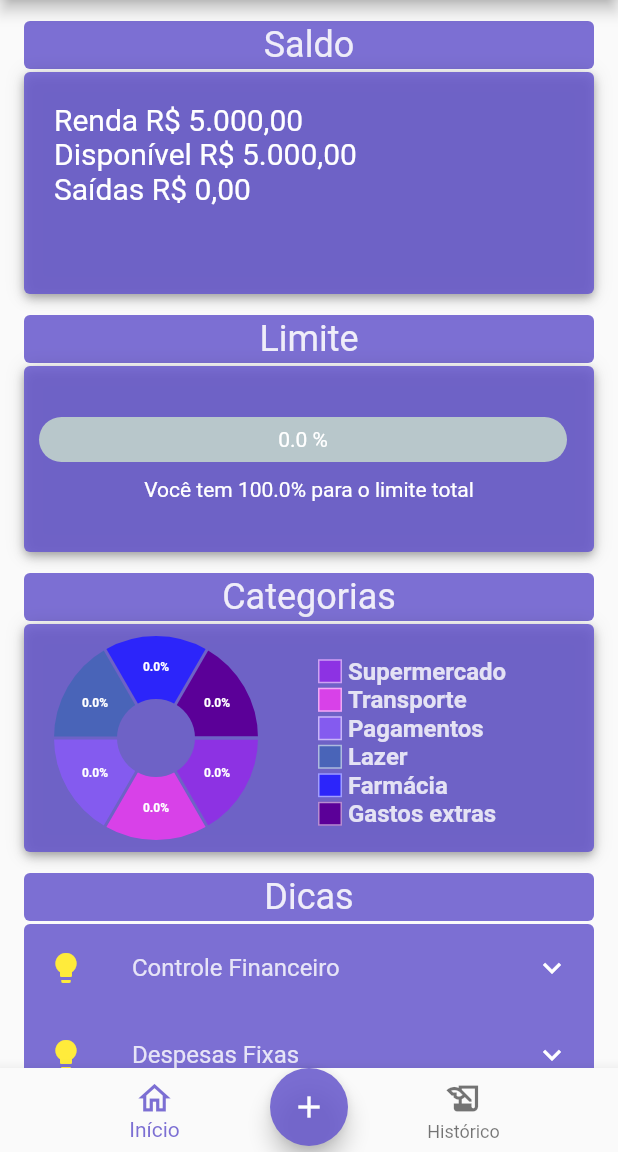
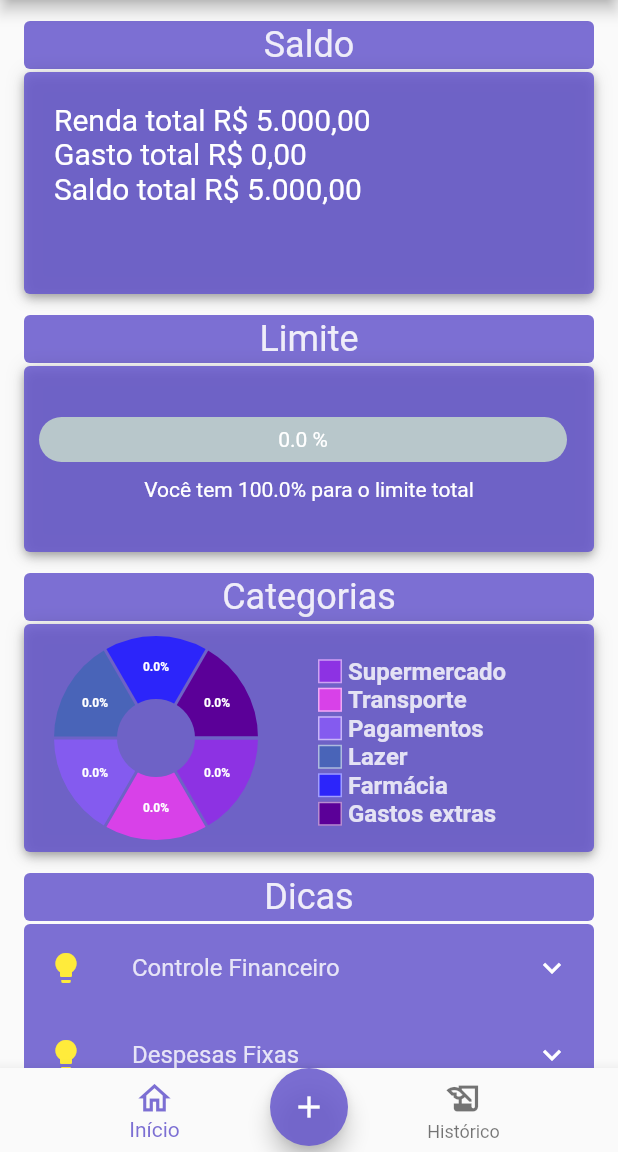
Before and after one commit to proz-tecnologia/PIT03GP06, a Flutter app: the screen it shows once a user with an empty profile is signed in, on a phone screen of 412 x 824 dp, the part 84-1236 px from its top. Run offline on Flutter 3.47's test engine with Material 2 defaults, Android fonts, the phone set to English and light mode, and no system bars; drawn by our look-alikes of fl_chart, percent_indicator; our stand-ins replace brasil_fields, cloud_firestore, currency_text_input_formatter, firebase_auth, firebase_core, google_fonts and 1 more; accounts and stored records are empty.

Commit message:
Definição dos valores renomeados

```diff
--- a/lib/src/view/home/widgets/bodywidgets/balances.dart
+++ b/lib/src/view/home/widgets/bodywidgets/balances.dart
@@ -60,20 +60,20 @@ class _BalancesState extends State<Balances> {
                   child: Column(
                     crossAxisAlignment: CrossAxisAlignment.start,
                     children: [
-                      Text("Renda ${value.renda.formatBRL}",
+                      Text("Renda total ${value.renda.formatBRL}",
                           style: const TextStyle(
                             color: Colors.white,
                             fontSize: 20,
                           )),
                       Text(
-                        "Disponível ${(value.renda - value.saida).formatBRL}",
+                        "Gasto total ${value.saida.formatBRL}",
                         style: const TextStyle(
                           color: Colors.white,
                           fontSize: 20,
                         ),
                       ),
                       Text(
-                        "Saídas ${value.saida.formatBRL}",
+                        "Saldo total ${(value.renda - value.saida).formatBRL}",
                         style: const TextStyle(
                           color: Colors.white,
                           fontSize: 20,
```
